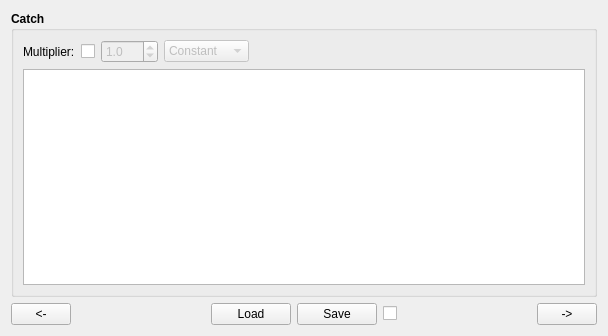
Qt form MSSPM_Main/forms/Forecast/Forecast_Tab02.ui (nmfs-fish-tools/MSSPM) before a commit.
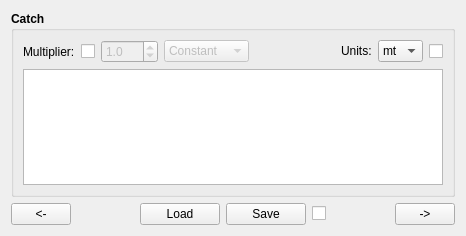
The same form after that commit.

Patch:
```diff
--- a/MSSPM_Main/forms/Forecast/Forecast_Tab02.ui
+++ b/MSSPM_Main/forms/Forecast/Forecast_Tab02.ui
@@ -6,8 +6,8 @@
    <rect>
     <x>0</x>
     <y>0</y>
-    <width>608</width>
-    <height>336</height>
+    <width>466</width>
+    <height>236</height>
    </rect>
   </property>
   <property name="windowTitle">
@@ -164,6 +164,111 @@
           </property>
          </spacer>
         </item>
+        <item>
+         <widget class="QLabel" name="label_2">
+          <property name="sizePolicy">
+           <sizepolicy hsizetype="Fixed" vsizetype="Fixed">
+            <horstretch>0</horstretch>
+            <verstretch>0</verstretch>
+           </sizepolicy>
+          </property>
+          <property name="font">
+           <font>
+            <weight>50</weight>
+            <bold>false</bold>
+           </font>
+          </property>
+          <property name="whatsThis">
+           <string>&lt;html&gt;&lt;head/&gt;&lt;body&gt;&lt;p align=&quot;center&quot;&gt;&lt;span style=&quot; font-weight:600;&quot;&gt;Catch Units&lt;/span&gt;&lt;/p&gt;&lt;p&gt;The user may enter data in one of the following formats: &lt;/p&gt;&lt;ul style=&quot;margin-top: 0px; margin-bottom: 0px; margin-left: 0px; margin-right: 0px; -qt-list-indent: 1;&quot;&gt;&lt;li style=&quot; margin-top:12px; margin-bottom:0px; margin-left:0px; margin-right:0px; -qt-block-indent:0; text-indent:0px;&quot;&gt;lbs (pounds) &lt;/li&gt;&lt;li style=&quot; margin-top:0px; margin-bottom:0px; margin-left:0px; margin-right:0px; -qt-block-indent:0; text-indent:0px;&quot;&gt;kg (kilograms) &lt;/li&gt;&lt;li style=&quot; margin-top:0px; margin-bottom:12px; margin-left:0px; margin-right:0px; -qt-block-indent:0; text-indent:0px;&quot;&gt;mt (metric tons)&lt;/li&gt;&lt;/ul&gt;&lt;/body&gt;&lt;/html&gt;</string>
+          </property>
+          <property name="text">
+           <string>Units:</string>
+          </property>
+         </widget>
+        </item>
+        <item>
+         <widget class="QComboBox" name="Forecast_Tab2_UnitsCMB">
+          <property name="sizePolicy">
+           <sizepolicy hsizetype="Fixed" vsizetype="Fixed">
+            <horstretch>0</horstretch>
+            <verstretch>0</verstretch>
+           </sizepolicy>
+          </property>
+          <property name="minimumSize">
+           <size>
+            <width>45</width>
+            <height>0</height>
+           </size>
+          </property>
+          <property name="maximumSize">
+           <size>
+            <width>45</width>
+            <height>16777215</height>
+           </size>
+          </property>
+          <property name="font">
+           <font>
+            <weight>50</weight>
+            <bold>false</bold>
+           </font>
+          </property>
+          <property name="toolTip">
+           <string>Units for table below</string>
+          </property>
+          <property name="statusTip">
+           <string>Units for table below</string>
+          </property>
+          <property name="whatsThis">
+           <string>&lt;html&gt;&lt;head/&gt;&lt;body&gt;&lt;p align=&quot;center&quot;&gt;&lt;span style=&quot; font-weight:600;&quot;&gt;Forecast Harvest Units&lt;/span&gt;&lt;/p&gt;&lt;p&gt;The user may enter data in one of the following formats: &lt;/p&gt;&lt;ul style=&quot;margin-top: 0px; margin-bottom: 0px; margin-left: 0px; margin-right: 0px; -qt-list-indent: 1;&quot;&gt;&lt;li style=&quot; margin-top:12px; margin-bottom:0px; margin-left:0px; margin-right:0px; -qt-block-indent:0; text-indent:0px;&quot;&gt;lbs (pounds) &lt;/li&gt;&lt;li style=&quot; margin-top:0px; margin-bottom:0px; margin-left:0px; margin-right:0px; -qt-block-indent:0; text-indent:0px;&quot;&gt;kg (kilograms) &lt;/li&gt;&lt;li style=&quot; margin-top:0px; margin-bottom:12px; margin-left:0px; margin-right:0px; -qt-block-indent:0; text-indent:0px;&quot;&gt;mt (metric tons)&lt;/li&gt;&lt;/ul&gt;&lt;/body&gt;&lt;/html&gt;</string>
+          </property>
+          <property name="currentIndex">
+           <number>2</number>
+          </property>
+          <item>
+           <property name="text">
+            <string>lbs</string>
+           </property>
+          </item>
+          <item>
+           <property name="text">
+            <string>kg</string>
+           </property>
+          </item>
+          <item>
+           <property name="text">
+            <string>mt</string>
+           </property>
+          </item>
+         </widget>
+        </item>
+        <item>
+         <widget class="QCheckBox" name="Forecast_Tab2_ConvertCB">
+          <property name="sizePolicy">
+           <sizepolicy hsizetype="Fixed" vsizetype="Fixed">
+            <horstretch>0</horstretch>
+            <verstretch>0</verstretch>
+           </sizepolicy>
+          </property>
+          <property name="font">
+           <font>
+            <weight>50</weight>
+            <bold>false</bold>
+           </font>
+          </property>
+          <property name="toolTip">
+           <string>Convert data when checked</string>
+          </property>
+          <property name="statusTip">
+           <string>Convert data when checked</string>
+          </property>
+          <property name="whatsThis">
+           <string>&lt;html&gt;&lt;head/&gt;&lt;body&gt;&lt;p align=&quot;center&quot;&gt;&lt;span style=&quot; font-weight:600;&quot;&gt;Convert Checkbox&lt;/span&gt;&lt;/p&gt;&lt;p&gt;If this box is checked, then when the user changes the units pulldown, the data below will be converted. &lt;/p&gt;&lt;p&gt;If this box is not checked, then the units pulldown may be changed with no conversion applied to the data.&lt;/p&gt;&lt;/body&gt;&lt;/html&gt;</string>
+          </property>
+          <property name="text">
+           <string/>
+          </property>
+         </widget>
+        </item>
        </layout>
       </item>
       <item>
```
